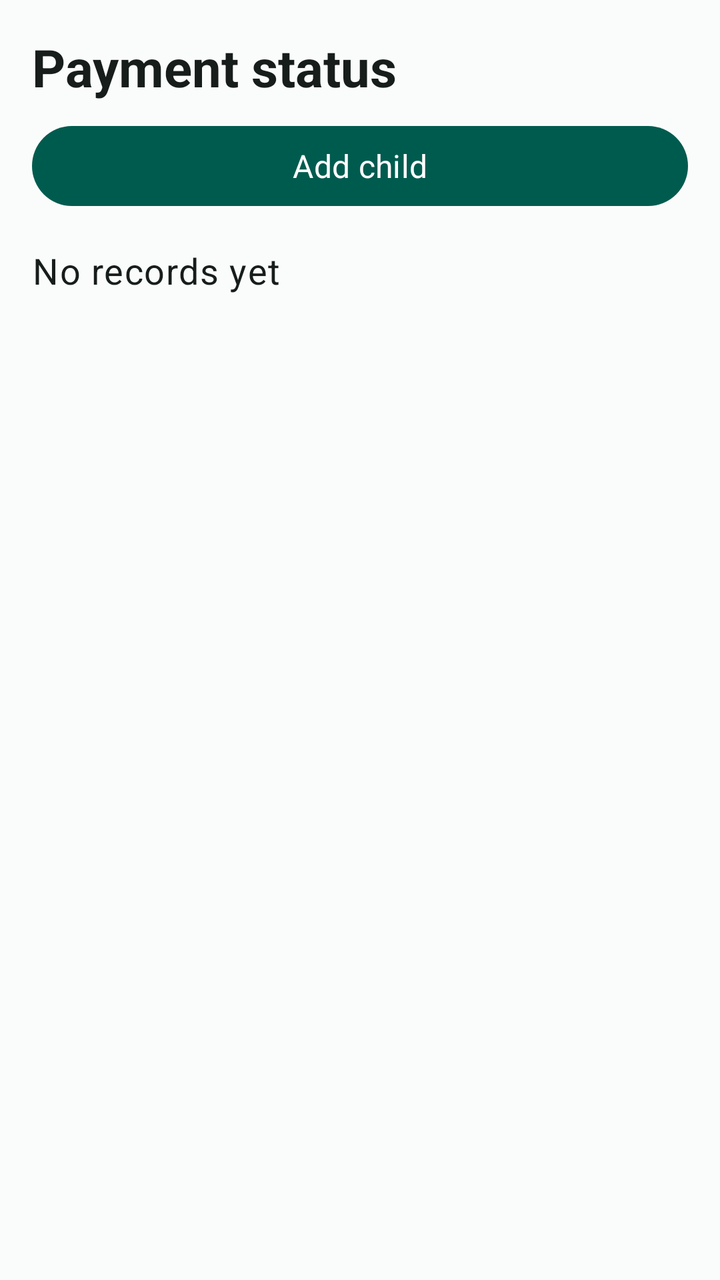
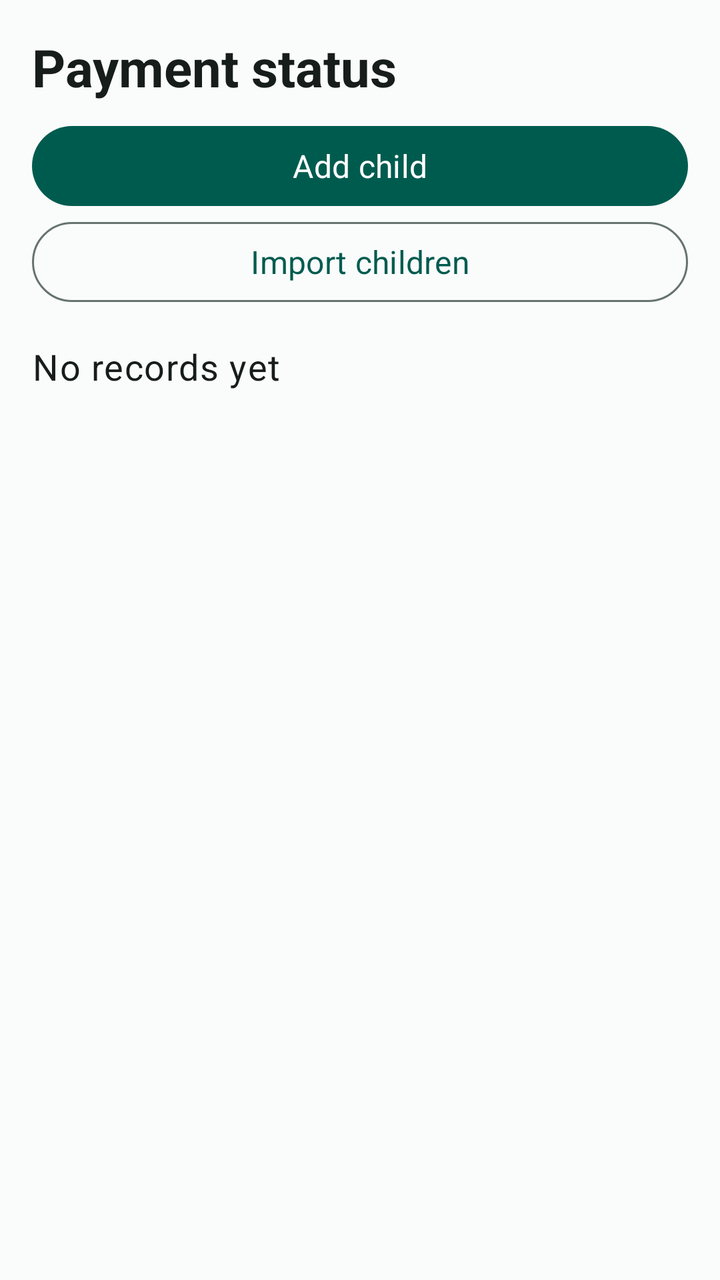

Before-and-after screenshots of an Android layout around one commit, followed by the original layout XML and the change that was made.
<!-- AndroidManifest.xml: application theme Theme.KindergartenExpenseTracker -->
<!-- res/layout/fragment_dashboard.xml -->
<?xml version="1.0" encoding="utf-8"?>
<ScrollView xmlns:android="http://schemas.android.com/apk/res/android" android:layout_width="match_parent" android:layout_height="match_parent" android:background="@color/surface">
    <LinearLayout android:layout_width="match_parent" android:layout_height="wrap_content" android:orientation="vertical" android:padding="@dimen/spacing_md">
        <TextView android:layout_width="wrap_content" android:layout_height="wrap_content" android:text="@string/payment_status" android:textAppearance="@style/TextAppearance.Kindergarten.HeadlineSmall" />
        <com.google.android.material.button.MaterialButton android:id="@+id/addChildButton" android:layout_width="match_parent" android:layout_height="wrap_content" android:layout_marginTop="@dimen/spacing_sm" android:text="@string/add_child" />
        <TextView android:id="@+id/summaryText" android:layout_width="match_parent" android:layout_height="wrap_content" android:layout_marginTop="@dimen/spacing_md" android:lineSpacingExtra="4dp" android:text="@string/no_data" android:textAppearance="@style/TextAppearance.Kindergarten.BodyLarge" />
        <LinearLayout android:id="@+id/statusContainer" android:layout_width="match_parent" android:layout_height="wrap_content" android:layout_marginTop="@dimen/spacing_md" android:orientation="vertical" />
    </LinearLayout>
</ScrollView>
<!-- resources referenced by this layout -->
<resources>
  <color name="surface">#FAFCFB</color>
  <dimen name="spacing_md">16dp</dimen>
  <dimen name="spacing_sm">8dp</dimen>
  <string name="add_child">Add child</string>
  <string name="no_data">No records yet</string>
  <string name="payment_status">Payment status</string>
  <style name="TextAppearance.Kindergarten.BodyLarge" parent="TextAppearance.Material3.BodyLarge">
          <item name="android:fontFamily">sans-serif</item>
          <item name="android:textColor">@color/on_surface</item>
          <item name="android:textSize">18sp</item>
      </style>
  <style name="TextAppearance.Kindergarten.HeadlineSmall" parent="TextAppearance.Material3.HeadlineSmall">
          <item name="android:fontFamily">sans-serif</item>
          <item name="android:textColor">@color/on_surface</item>
          <item name="android:textSize">26sp</item>
          <item name="android:textStyle">bold</item>
      </style>
  <color name="on_surface">#161D1B</color>
  <color name="primary">#005B4F</color>
  <color name="on_primary">#FFFFFF</color>
  <color name="primary_container">#C5F1E7</color>
  <color name="on_primary_container">#00201B</color>
  <color name="secondary">#3F625A</color>
  <color name="on_secondary">#FFFFFF</color>
  <color name="secondary_container">#D2E8E2</color>
  <color name="on_secondary_container">#10201C</color>
  <color name="surface_variant">#E1E9E6</color>
  <color name="on_surface_variant">#3D4945</color>
  <color name="outline">#66736F</color>
  <color name="error">#BA1A1A</color>
  <color name="on_error">#FFFFFF</color>
  <color name="primary_dark">#003D35</color>
  <style name="TextAppearance.Kindergarten.BodyMedium" parent="TextAppearance.Material3.BodyMedium">
          <item name="android:fontFamily">sans-serif</item>
          <item name="android:textColor">@color/on_surface</item>
          <item name="android:textSize">16sp</item>
      </style>
  <style name="TextAppearance.Kindergarten.TitleLarge" parent="TextAppearance.Material3.TitleLarge">
          <item name="android:fontFamily">sans-serif</item>
          <item name="android:textColor">@color/on_surface</item>
          <item name="android:textSize">24sp</item>
          <item name="android:textStyle">bold</item>
      </style>
  <style name="TextAppearance.Kindergarten.LabelLarge" parent="TextAppearance.Material3.LabelLarge">
          <item name="android:fontFamily">sans-serif-medium</item>
          <item name="android:textSize">16sp</item>
      </style>
</resources>

<!-- the commit's change to res/layout/fragment_dashboard.xml (unified diff, before → after) -->
@@ -3,6 +3,7 @@
     <LinearLayout android:layout_width="match_parent" android:layout_height="wrap_content" android:orientation="vertical" android:padding="@dimen/spacing_md">
         <TextView android:layout_width="wrap_content" android:layout_height="wrap_content" android:text="@string/payment_status" android:textAppearance="@style/TextAppearance.Kindergarten.HeadlineSmall" />
         <com.google.android.material.button.MaterialButton android:id="@+id/addChildButton" android:layout_width="match_parent" android:layout_height="wrap_content" android:layout_marginTop="@dimen/spacing_sm" android:text="@string/add_child" />
+        <com.google.android.material.button.MaterialButton android:id="@+id/importChildrenButton" style="@style/Widget.Material3.Button.OutlinedButton" android:layout_width="match_parent" android:layout_height="wrap_content" android:text="@string/import_children" />
         <TextView android:id="@+id/summaryText" android:layout_width="match_parent" android:layout_height="wrap_content" android:layout_marginTop="@dimen/spacing_md" android:lineSpacingExtra="4dp" android:text="@string/no_data" android:textAppearance="@style/TextAppearance.Kindergarten.BodyLarge" />
         <LinearLayout android:id="@+id/statusContainer" android:layout_width="match_parent" android:layout_height="wrap_content" android:layout_marginTop="@dimen/spacing_md" android:orientation="vertical" />
     </LinearLayout>
<!-- resource entries referenced after the edit -->
@@ -4,6 +4,7 @@
   <dimen name="spacing_md">16dp</dimen>
   <dimen name="spacing_sm">8dp</dimen>
   <string name="add_child">Add child</string>
+  <string name="import_children">Import children</string>
   <string name="no_data">No records yet</string>
   <string name="payment_status">Payment status</string>
   <style name="TextAppearance.Kindergarten.BodyLarge" parent="TextAppearance.Material3.BodyLarge">
